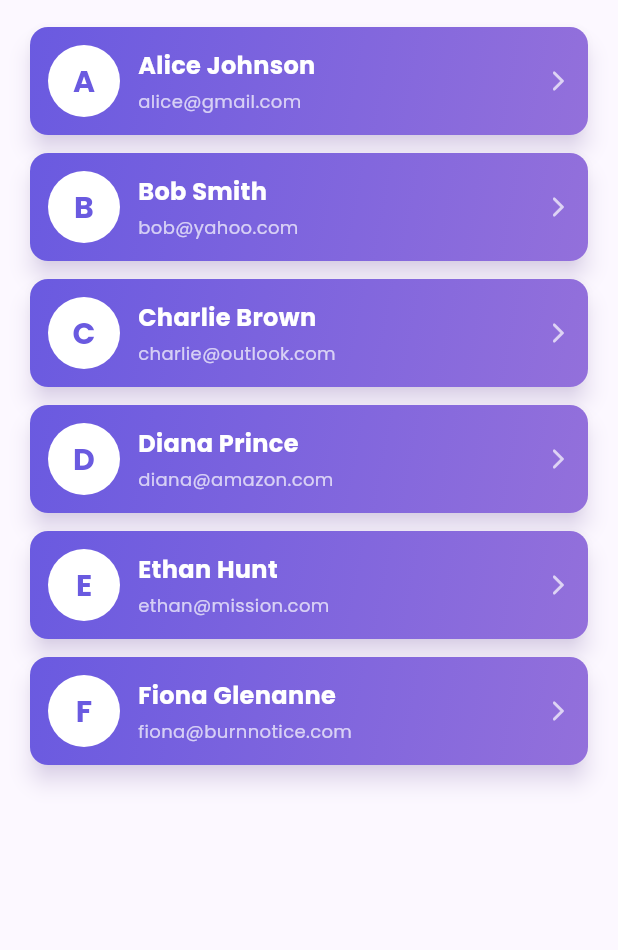
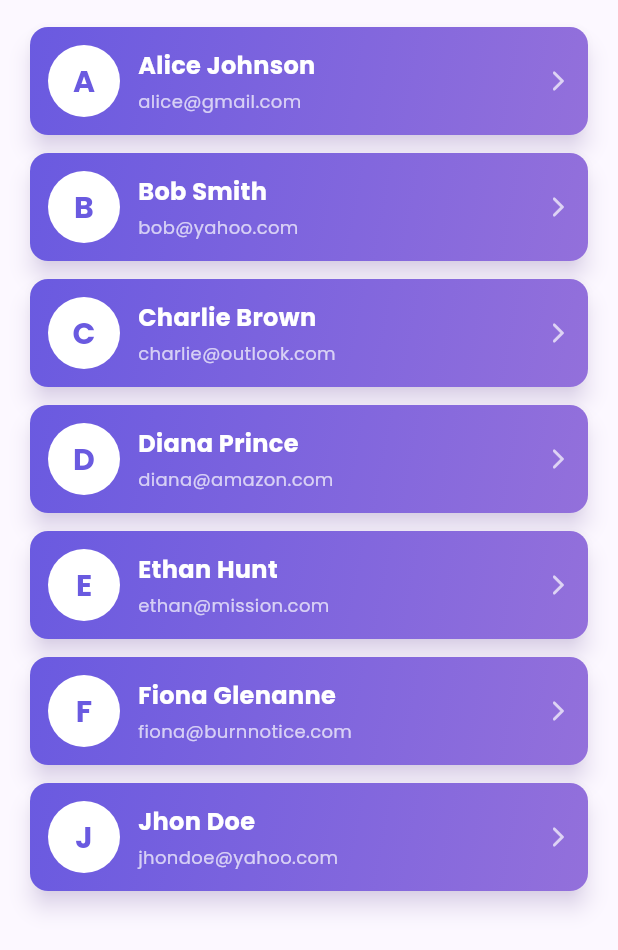
Before and after one commit to mahekpatel019/Flutter-Web-Site, a Flutter app: the UserPage screen opened directly, on a phone screen of 412 x 824 dp. Shown: the top 950 px of the screen. Run offline on Flutter 3.47's test engine with Material 3 defaults, Android fonts, the light colour scheme and no system bars; our stand-ins replace fl_chart, google_fonts.

Commit message:
25-07-2025

```diff
--- a/lib/data/user_data.dart
+++ b/lib/data/user_data.dart
@@ -7,4 +7,5 @@ final List<UserModel> users = const [
     UserModel(name: 'Diana Prince', email: 'diana@amazon.com'),
     UserModel(name: 'Ethan Hunt', email: 'ethan@mission.com'),
     UserModel(name: 'Fiona Glenanne', email: 'fiona@burnnotice.com'),
+    UserModel(name: 'Jhon Doe', email: 'jhondoe@yahoo.com'),
   ];
```
